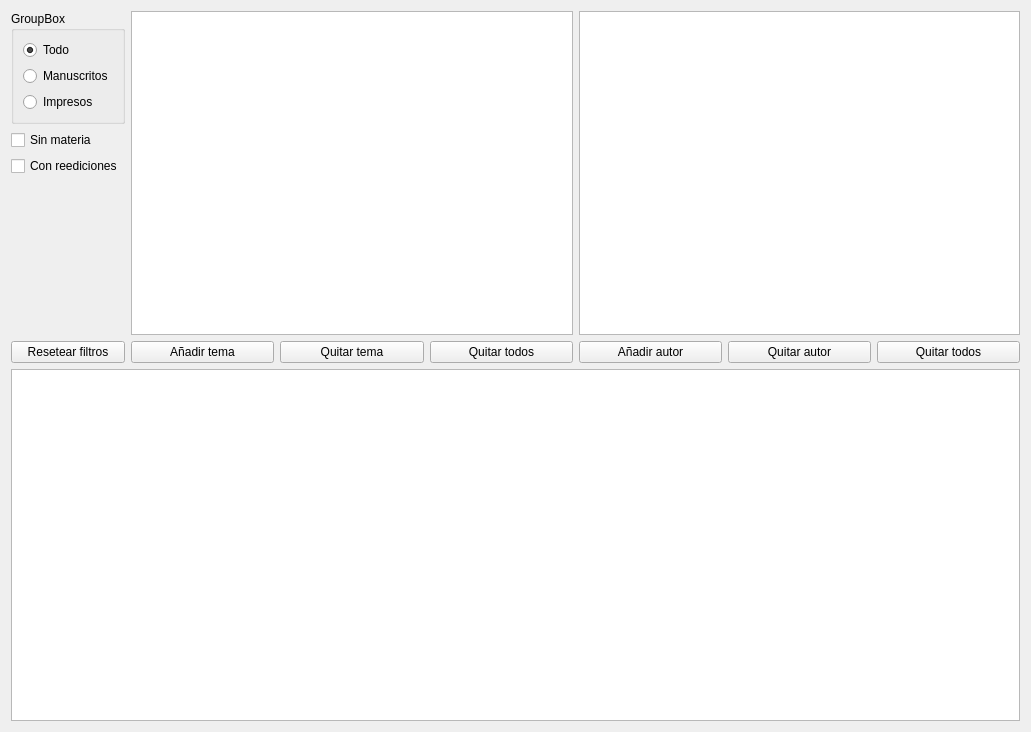
Before: the Qt Designer form gui/dlggestionobras.ui in rogorido/qtpredicadores, drawn with Qt 5.
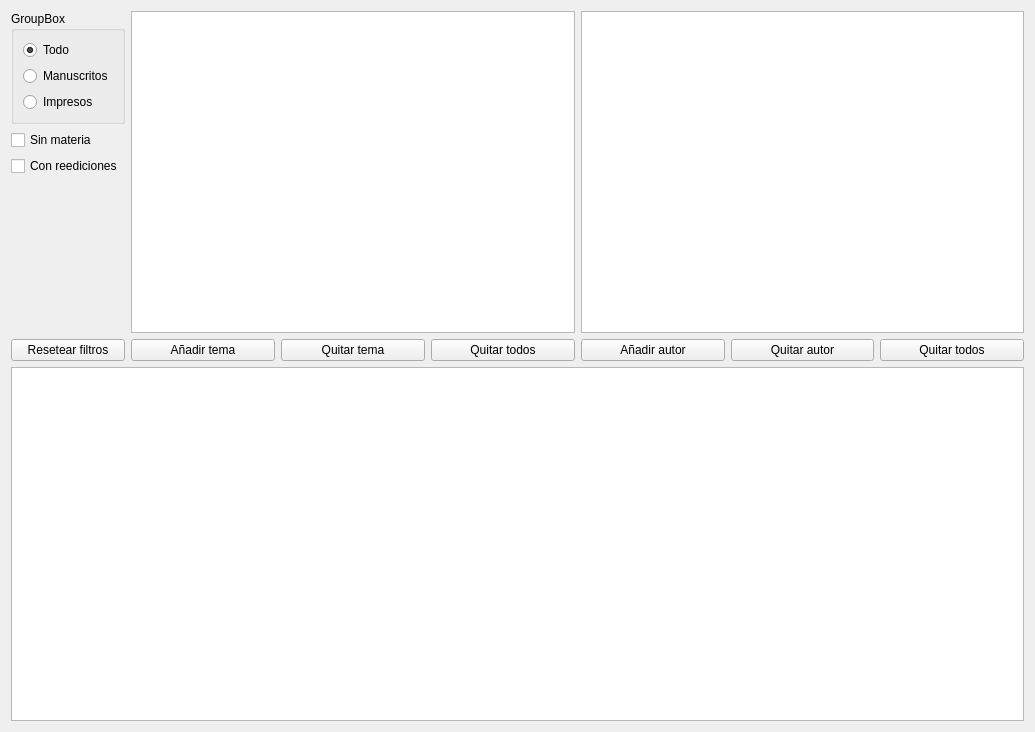
After: the same form once the commit is applied.

Commit message: Mejoras en el GUI del form de gestión de personas.

Patch:
```diff
--- a/gui/dlggestionobras.ui
+++ b/gui/dlggestionobras.ui
@@ -158,7 +158,14 @@
     </layout>
    </item>
    <item>
-    <widget class="QTableView" name="tvObras"/>
+    <widget class="QTableView" name="tvObras">
+     <property name="minimumSize">
+      <size>
+       <width>1013</width>
+       <height>354</height>
+      </size>
+     </property>
+    </widget>
    </item>
   </layout>
  </widget>
```
The commit also changes 1 other file.
